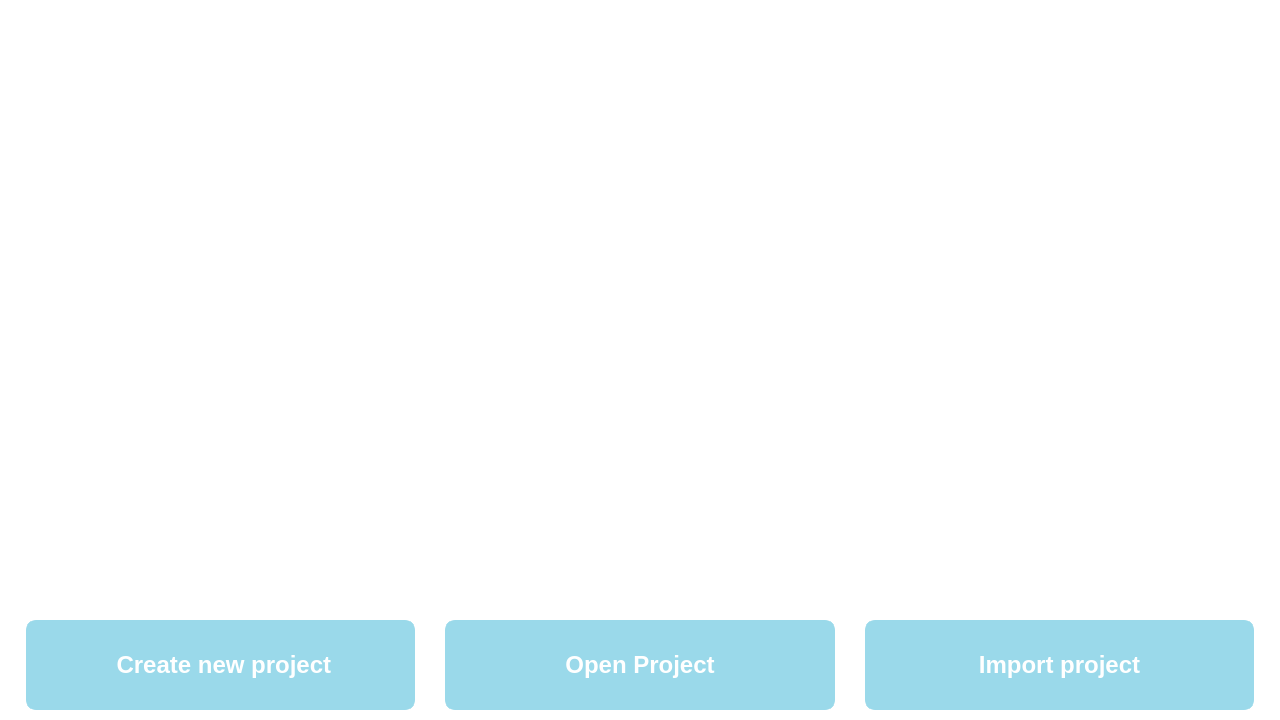
First picture: the form in corpuscompass/view/res/start_screen_tab.ui, repository nicofirst1/CorpusCompass, before the edit.
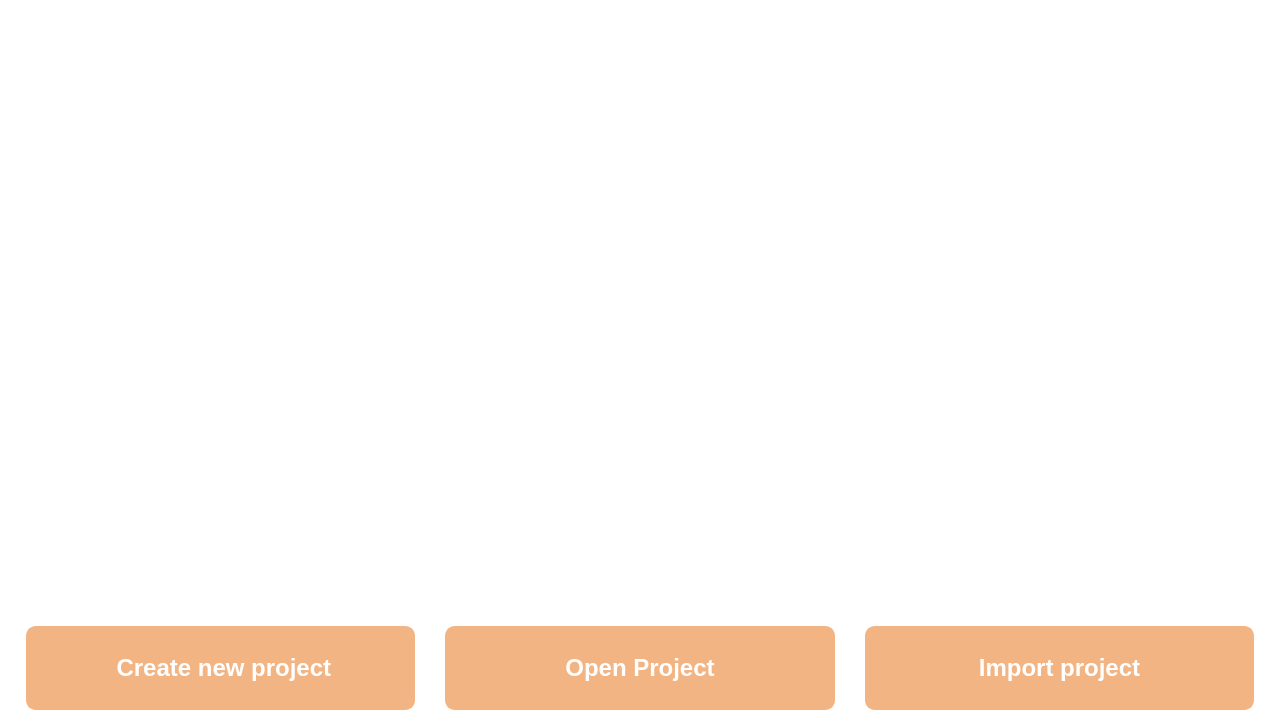
Second picture: the form after the edit. Icons and pictures are not drawn.

What changed in the file:
```diff
--- a/corpuscompass/view/res/start_screen_tab.ui
+++ b/corpuscompass/view/res/start_screen_tab.ui
@@ -16,13 +16,13 @@
 }
 
 QPushButton {
-    background-color:rgb(154, 217, 234) ;
+    background-color:rgb(242, 180, 130) ;
 	color: white;
     min-width: 80px;
 	min-height: 40px;
 	border-style: solid;
-	border-color: rgb(154, 217, 234);
-	border-width: 5px;
+	border-color: rgb(242, 180, 130);
+	border-width: 2px;
 	border-radius: 10px;
 }
 
```
Left out of the diff: 9 changed lines with no effect on the pictures.
